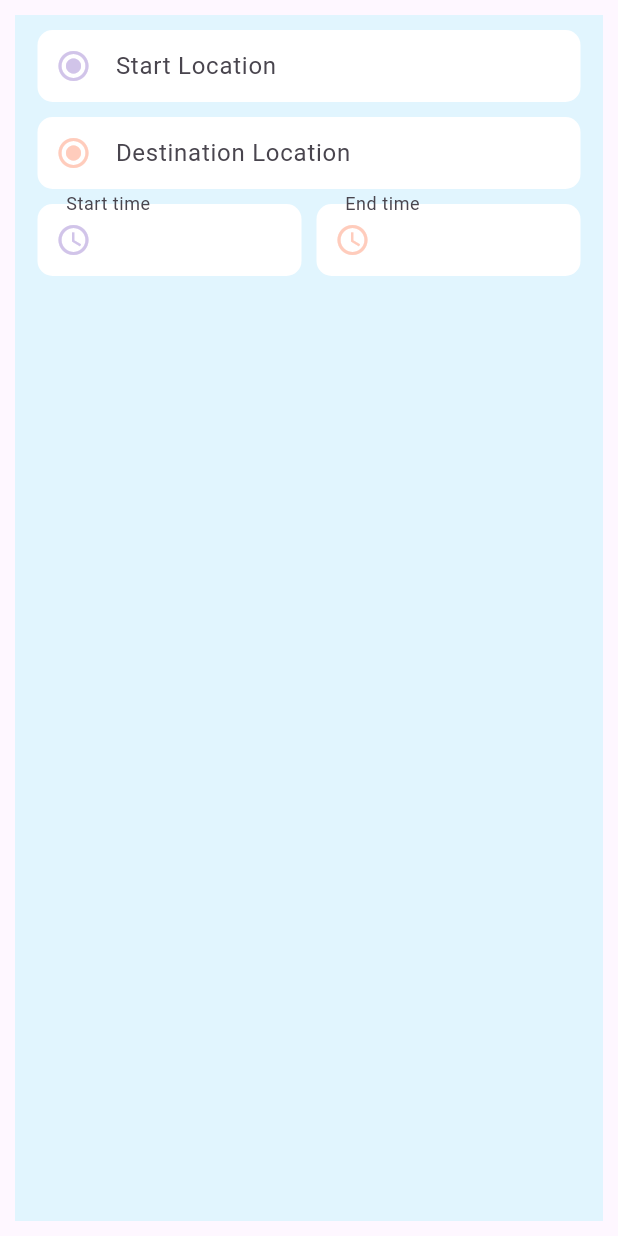
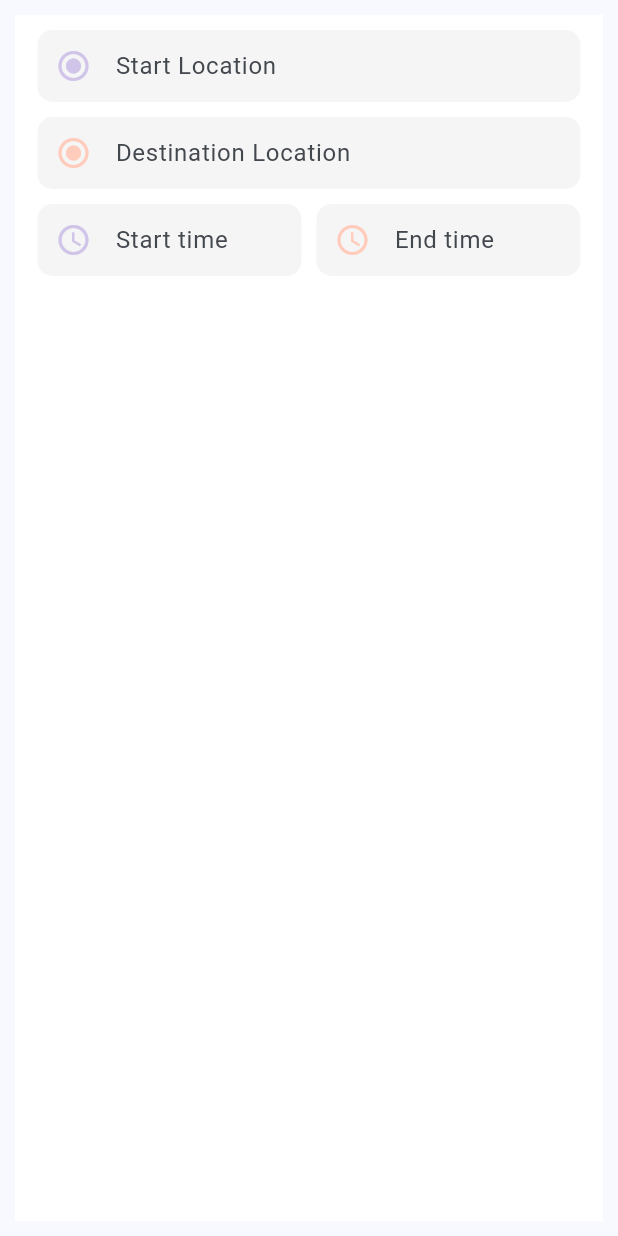
Before and after one commit to KiranRaghavendra1248/Ride-Share, a Flutter app: the InputForm widget shown alone on an empty page, opened directly, on a phone screen of 412 x 824 dp. Run offline on Flutter 3.47's test engine with Material 3 defaults, Android fonts, the phone set to English and light mode, and no system bars; our stand-ins replace geolocator, google_maps_flutter.

Commit message:
Added network util, comp folder and few UI color changes

```diff
--- /dev/null
+++ b/front-end/rideshare/lib/components/find_ride_input_form.dart
@@ -0,0 +1,142 @@
+import 'package:flutter/material.dart';
+
+
+class InputForm extends StatefulWidget{
+  const InputForm({super.key});
+
+  @override
+  State<InputForm> createState() => _InputForm();
+}
+
+class _InputForm extends State<InputForm>{
+  final _startTimeController = TextEditingController();
+  final _endTimeController = TextEditingController();
+  final _seatsController = TextEditingController(text: '1');
+  final _startsearchFieldController = TextEditingController();
+  final _endsearchFieldController = TextEditingController();
+
+  @override
+  Widget build(BuildContext context) {
+    return Positioned(
+        top: 2,
+        left: 0,
+        right: 0,
+        child: Padding(
+          padding: EdgeInsets.all(10),
+          child: Container(
+            color: Colors.white,
+            padding: EdgeInsets.fromLTRB(15, 10, 15, 10),
+            child: Column(
+              children: [
+                TextField(
+                  controller: _startsearchFieldController,
+                  autofocus: false,
+                  decoration: InputDecoration(
+                    contentPadding: EdgeInsets.symmetric(vertical: 5.0, horizontal: 15.0),
+                    labelText: 'Start Location',
+                    floatingLabelBehavior: FloatingLabelBehavior.auto,
+                    filled: true,
+                    fillColor: Colors.grey[100],
+                    border: OutlineInputBorder(
+                      borderRadius: BorderRadius.circular(10.0), // Adjust the radius as needed
+                      borderSide: BorderSide.none, // Make the border invisible
+                    ),
+                    prefixIcon: Icon(
+                        Icons.radio_button_checked,
+                        color: Colors.deepPurple[100]
+                    ),
+                  ),
+                ),
+                SizedBox(height: 10),
+                TextField(
+                  controller: _endsearchFieldController,
+                  autofocus: false,
+                  decoration: InputDecoration(
+                    contentPadding: EdgeInsets.symmetric(vertical: 5.0, horizontal: 15.0),
+                    labelText: 'Destination Location',
+                    floatingLabelBehavior: FloatingLabelBehavior.auto,
+                    filled: true,
+                    fillColor: Colors.grey[100],
+                    border: OutlineInputBorder(
+                      borderRadius: BorderRadius.circular(10.0), // Adjust the radius as needed
+                      borderSide: BorderSide.none, // Make the border invisible
+                    ),
+                    prefixIcon: Icon(
+                      Icons.radio_button_checked,
+                      color: Colors.deepOrange[100],
+                    ),
+                  ),
+                ),
+                SizedBox(height: 10),
+                Row(
+                  children: [
+                    Expanded(
+                      child: TextFormField(
+                        controller: _startTimeController,
+                        decoration: InputDecoration(
+                          contentPadding: EdgeInsets.symmetric(vertical: 5.0, horizontal: 15.0),
+                          labelText: 'Start time',
+                          floatingLabelBehavior: FloatingLabelBehavior.auto,
+                          filled: true,
+                          fillColor: Colors.grey[100],
+                          border: OutlineInputBorder(
+                            borderRadius: BorderRadius.circular(10.0), // Adjust the radius as needed
+                            borderSide: BorderSide.none, // Make the border invisible
+                          ),
+                          prefixIcon: Icon(
+                            Icons.schedule,
+                            color: Colors.deepPurple[100],
+                          ),
+                        ),
+                        readOnly: true, // Make the field read-only
+                        onTap: () {
+                          // Open a date and time picker when the field is tapped
+                          _selectTime(context, _startTimeController);
+                        },
+                      ),
+                    ),
+                    SizedBox(width: 10),
+                    Expanded(
+                        child: TextFormField(
+                          controller: _endTimeController,
+                          decoration: InputDecoration(
+                            contentPadding: EdgeInsets.symmetric(vertical: 5.0, horizontal: 15.0),
+                            labelText: 'End time',
+                            floatingLabelBehavior: FloatingLabelBehavior.auto,
+                            filled: true,
+                            fillColor: Colors.grey[100],
+                            border: OutlineInputBorder(
+                              borderRadius: BorderRadius.circular(10.0), // Adjust the radius as needed
+                              borderSide: BorderSide.none, // Make the border invisible
+                            ),
+                            prefixIcon: Icon(
+                              Icons.schedule,
+                              color: Colors.deepOrange[100],
+                            ),
+                          ),
+                          readOnly: true, // Make the field read-only
+                          onTap: () {
+                            // Open a date and time picker when the field is tapped
+                            _selectTime(context, _endTimeController);
+                          },
+                        )
+                    )
+                  ],
+                ),
+              ],
+            ),
+          ),
+        )
+    );
+  }
+
+  Future<void> _selectTime(BuildContext context, TextEditingController controller) async {
+    final TimeOfDay? picked = await showTimePicker(
+      context: context,
+      initialTime: TimeOfDay.now(),
+    );
+    if (picked != null) {
+      controller.text = picked.format(context);
+    }
+  }
+}
--- /dev/null
+++ b/front-end/rideshare/lib/components/network_utility.dart
@@ -0,0 +1,16 @@
+import 'package:flutter/cupertino.dart';
+import 'package:http/http.dart' as http;
+
+class NetworkUtility {
+  Future<String?> fetchURL(Uri uri, {Map<String, String>? headers}) async{
+    try{
+      final response = await http.get(uri,headers : headers);
+      if(response.statusCode == 200){
+        return response.body;
+      }
+    } catch(e){
+      debugPrint(e.toString());
+      return null;
+    }
+  }
+}
--- a/front-end/rideshare/lib/main.dart
+++ b/front-end/rideshare/lib/main.dart
@@ -15,7 +15,7 @@ class MyApp extends StatelessWidget {
       debugShowCheckedModeBanner: false,
       title: 'Ride Share Google Maps',
       theme: ThemeData(
-        colorScheme: ColorScheme.fromSeed(seedColor: Colors.deepPurple),
+        colorScheme: ColorScheme.fromSeed(seedColor: Colors.blue),
         useMaterial3: true,
       ),
       home: const SelectMode(),
--- a/front-end/rideshare/lib/screens/find_ride_home_map_screen.dart
+++ b/front-end/rideshare/lib/screens/find_ride_home_map_screen.dart
@@ -3,19 +3,13 @@ import 'dart:async';
 import 'package:flutter/material.dart';
 import 'package:geolocator/geolocator.dart';
 import 'package:google_maps_flutter/google_maps_flutter.dart';
+import 'package:rideshare/components/find_ride_input_form.dart';
 
 class FindRideHomeMapScreen extends StatefulWidget {
   const FindRideHomeMapScreen({super.key});
 
   @override
   State<FindRideHomeMapScreen> createState() => _FindRideHomeMapScreenState();
-}
-
-class InputForm extends StatefulWidget{
-  const InputForm({super.key});
-
-  @override
-  State<InputForm> createState() => _InputForm();
 }
 
 class _FindRideHomeMapScreenState extends State<FindRideHomeMapScreen> {
@@ -34,7 +28,7 @@ class _FindRideHomeMapScreenState extends State<FindRideHomeMapScreen> {
           elevation: 6,
           shadowColor: Colors.grey,
           centerTitle: true,
-          backgroundColor: Colors.lightBlue[200],
+          backgroundColor: Colors.lightBlue[100],
         ),
         body: Stack(
           children: [
@@ -92,134 +86,3 @@ class _FindRideHomeMapScreenState extends State<FindRideHomeMapScreen> {
     setState(() {});
   }
 }
-
-class _InputForm extends State<InputForm>{
-  final _startTimeController = TextEditingController();
-  final _endTimeController = TextEditingController();
-  final _seatsController = TextEditingController(text: '1');
-  final _startsearchFieldController = TextEditingController();
-  final _endsearchFieldController = TextEditingController();
-
-  @override
-  Widget build(BuildContext context) {
-    return Positioned(
-        top: 2,
-        left: 0,
-        right: 0,
-        child: Padding(
-          padding: EdgeInsets.all(10),
-          child: Container(
-            color: Colors.lightBlue[50],
-            padding: EdgeInsets.fromLTRB(15, 10, 15, 10),
-            child: Column(
-              children: [
-                TextField(
-                  controller: _startsearchFieldController,
-                  autofocus: false,
-                  decoration: InputDecoration(
-                    contentPadding: EdgeInsets.symmetric(vertical: 5.0, horizontal: 15.0),
-                    hintText: 'Start Location',
-                    filled: true,
-                    fillColor: Colors.white,
-                    border: OutlineInputBorder(
-                      borderRadius: BorderRadius.circular(10.0), // Adjust the radius as needed
-                      borderSide: BorderSide.none, // Make the border invisible
-                    ),
-                    prefixIcon: Icon(
-                        Icons.radio_button_checked,
-                        color: Colors.deepPurple[100]
-                    ),
-                  ),
-                ),
-                SizedBox(height: 10),
-                TextField(
-                  controller: _endsearchFieldController,
-                  autofocus: false,
-                  decoration: InputDecoration(
-                    contentPadding: EdgeInsets.symmetric(vertical: 5.0, horizontal: 15.0),
-                    hintText: 'Destination Location',
-                    filled: true,
-                    fillColor: Colors.white,
-                    border: OutlineInputBorder(
-                      borderRadius: BorderRadius.circular(10.0), // Adjust the radius as needed
-                      borderSide: BorderSide.none, // Make the border invisible
-                    ),
-                    prefixIcon: Icon(
-                      Icons.radio_button_checked,
-                      color: Colors.deepOrange[100],
-                    ),
-                  ),
-                ),
-                SizedBox(height: 10),
-                Row(
-                  children: [
-                    Expanded(
-                      child: TextFormField(
-                        controller: _startTimeController,
-                        decoration: InputDecoration(
-                          contentPadding: EdgeInsets.symmetric(vertical: 5.0, horizontal: 15.0),
-                          labelText: 'Start time',
-                          floatingLabelBehavior: FloatingLabelBehavior.always,
-                          filled: true,
-                          fillColor: Colors.white,
-                          border: OutlineInputBorder(
-                            borderRadius: BorderRadius.circular(10.0), // Adjust the radius as needed
-                            borderSide: BorderSide.none, // Make the border invisible
-                          ),
-                          prefixIcon: Icon(
-                            Icons.schedule,
-                            color: Colors.deepPurple[100],
-                          ),
-                        ),
-                        readOnly: true, // Make the field read-only
-                        onTap: () {
-                          // Open a date and time picker when the field is tapped
-                          _selectTime(context, _startTimeController);
-                        },
-                      ),
-                    ),
-                    SizedBox(width: 10),
-                    Expanded(
-                      child: TextFormField(
-                        controller: _endTimeController,
-                        decoration: InputDecoration(
-                          contentPadding: EdgeInsets.symmetric(vertical: 5.0, horizontal: 15.0),
-                          labelText: 'End time',
-                          floatingLabelBehavior: FloatingLabelBehavior.always,
-                          filled: true,
-                          fillColor: Colors.white,
-                          border: OutlineInputBorder(
-                            borderRadius: BorderRadius.circular(10.0), // Adjust the radius as needed
-                            borderSide: BorderSide.none, // Make the border invisible
-                          ),
-                          prefixIcon: Icon(
-                          Icons.schedule,
-                          color: Colors.deepOrange[100],
-                        ),
-                        ),
-                        readOnly: true, // Make the field read-only
-                        onTap: () {
-                          // Open a date and time picker when the field is tapped
-                          _selectTime(context, _endTimeController);
-                        },
-                      )
-                    )
-                  ],
-                ),
-              ],
-            ),
-          ),
-        )
-    );
-  }
-
-  Future<void> _selectTime(BuildContext context, TextEditingController controller) async {
-    final TimeOfDay? picked = await showTimePicker(
-      context: context,
-      initialTime: TimeOfDay.now(),
-    );
-    if (picked != null) {
-      controller.text = picked.format(context);
-    }
-  }
-}
--- a/front-end/rideshare/lib/screens/select_mode_screen.dart
+++ b/front-end/rideshare/lib/screens/select_mode_screen.dart
@@ -14,7 +14,7 @@ class _SelectModeState extends State<SelectMode> {
     return Scaffold(
       appBar:  AppBar(
         title: const Text("Select Mode"),
-        backgroundColor: Colors.lightBlue[200],
+        backgroundColor: Colors.lightBlue[100],
         elevation: 6,
         shadowColor: Colors.grey
       ),
--- a/front-end/rideshare/pubspec.yaml
+++ b/front-end/rideshare/pubspec.yaml
@@ -38,6 +38,7 @@ dependencies:
   google_maps_flutter: ^2.6.0
   geolocator: ^9.0.0
   flutter_google_places: ^0.3.0
+  http: ^0.13.1
 
 dev_dependencies:
   flutter_test:
```
Also changed, not shown: front-end/rideshare/pubspec.lock.
